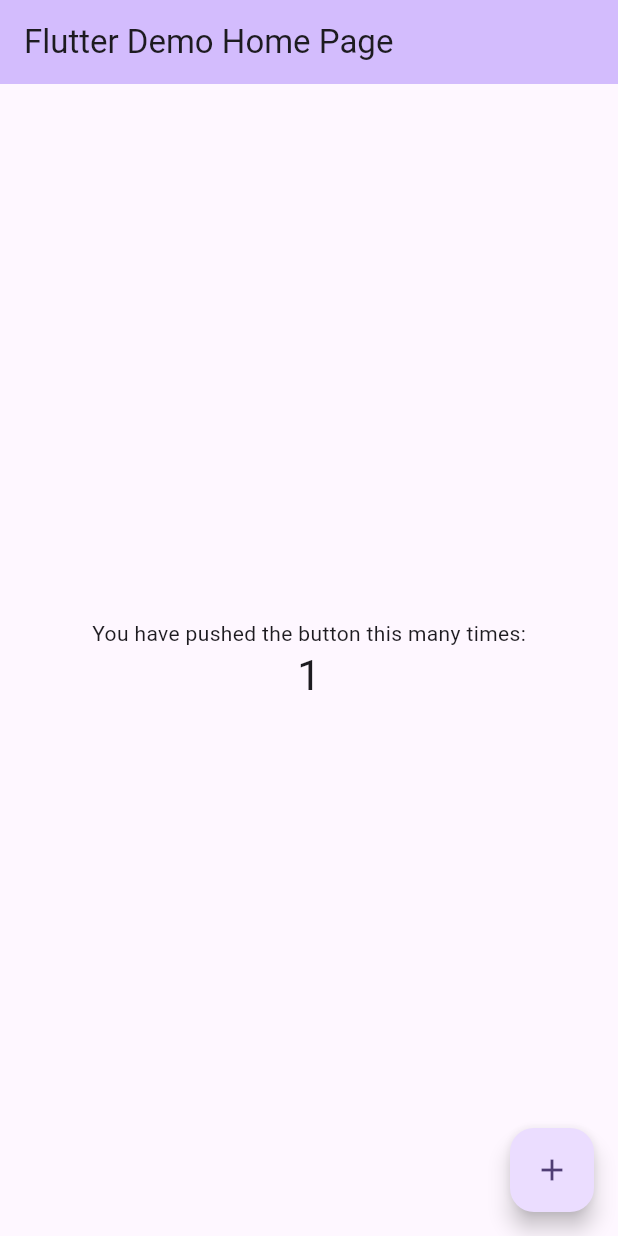
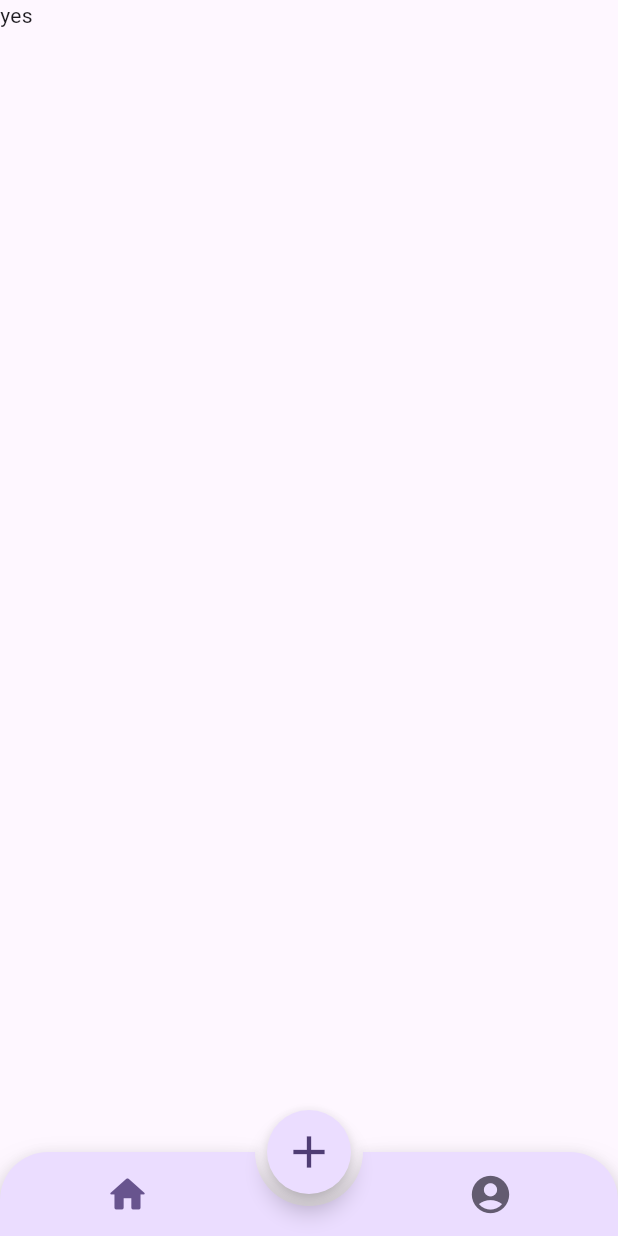
Before and after one commit to rehan-code/GH-team-23, a Flutter app: the screen it shows after launch, after a tap on the "add" icon, on a phone screen of 412 x 824 dp. Run offline on Flutter 3.47's test engine with Material 2 defaults, Android fonts, the phone set to English and light mode, and no system bars; drawn by our look-alikes of animated_bottom_navigation_bar; our stand-ins replace auto_size_text.

Commit message:
login/signup/home screen
Co-authored-by: farazsaudagar <farazsaudagar@users.noreply.github.com>

```diff
--- a/lib/main.dart
+++ b/lib/main.dart
@@ -1,4 +1,7 @@
 import 'package:flutter/material.dart';
+import 'package:gh_app/view/pages/assets/home_page.dart';
+import 'package:gh_app/view/pages/assets/login_page.dart';
+import 'package:gh_app/view/pages/assets/welcome_screen.dart';
 
 void main() {
   runApp(const MyApp());
@@ -29,97 +32,11 @@ class MyApp extends StatelessWidget {
         // This works for code too, not just values: Most code changes can be
         // tested with just a hot reload.
         colorScheme: ColorScheme.fromSeed(seedColor: Colors.deepPurple),
+        // colorScheme: ColorScheme.light(),
         useMaterial3: true,
       ),
-      home: const MyHomePage(title: 'Flutter Demo Home Page'),
+      debugShowCheckedModeBanner: false,
+      home: HomePage(),
     );
   }
 }
-
-class MyHomePage extends StatefulWidget {
-  const MyHomePage({super.key, required this.title});
-
-  // This widget is the home page of your application. It is stateful, meaning
-  // that it has a State object (defined below) that contains fields that affect
-  // how it looks.
-
-  // This class is the configuration for the state. It holds the values (in this
-  // case the title) provided by the parent (in this case the App widget) and
-  // used by the build method of the State. Fields in a Widget subclass are
-  // always marked "final".
-
-  final String title;
-
-  @override
-  State<MyHomePage> createState() => _MyHomePageState();
-}
-
-class _MyHomePageState extends State<MyHomePage> {
-  int _counter = 0;
-
-  void _incrementCounter() {
-    setState(() {
-      // This call to setState tells the Flutter framework that something has
-      // changed in this State, which causes it to rerun the build method below
-      // so that the display can reflect the updated values. If we changed
-      // _counter without calling setState(), then the build method would not be
-      // called again, and so nothing would appear to happen.
-      _counter++;
-    });
-  }
-
-  @override
-  Widget build(BuildContext context) {
-    // This method is rerun every time setState is called, for instance as done
-    // by the _incrementCounter method above.
-    //
-    // The Flutter framework has been optimized to make rerunning build methods
-    // fast, so that you can just rebuild anything that needs updating rather
-    // than having to individually change instances of widgets.
-    return Scaffold(
-      appBar: AppBar(
-        // TRY THIS: Try changing the color here to a specific color (to
-        // Colors.amber, perhaps?) and trigger a hot reload to see the AppBar
-        // change color while the other colors stay the same.
-        backgroundColor: Theme.of(context).colorScheme.inversePrimary,
-        // Here we take the value from the MyHomePage object that was created by
-        // the App.build method, and use it to set our appbar title.
-        title: Text(widget.title),
-      ),
-      body: Center(
-        // Center is a layout widget. It takes a single child and positions it
-        // in the middle of the parent.
-        child: Column(
-          // Column is also a layout widget. It takes a list of children and
-          // arranges them vertically. By default, it sizes itself to fit its
-          // children horizontally, and tries to be as tall as its parent.
-          //
-          // Column has various properties to control how it sizes itself and
-          // how it positions its children. Here we use mainAxisAlignment to
-          // center the children vertically; the main axis here is the vertical
-          // axis because Columns are vertical (the cross axis would be
-          // horizontal).
-          //
-          // TRY THIS: Invoke "debug painting" (choose the "Toggle Debug Paint"
-          // action in the IDE, or press "p" in the console), to see the
-          // wireframe for each widget.
-          mainAxisAlignment: MainAxisAlignment.center,
-          children: <Widget>[
-            const Text(
-              'You have pushed the button this many times:',
-            ),
-            Text(
-              '$_counter',
-              style: Theme.of(context).textTheme.headlineMedium,
-            ),
-          ],
-        ),
-      ),
-      floatingActionButton: FloatingActionButton(
-        onPressed: _incrementCounter,
-        tooltip: 'Increment',
-        child: const Icon(Icons.add),
-      ), // This trailing comma makes auto-formatting nicer for build methods.
-    );
-  }
-}
--- /dev/null
+++ b/lib/view/pages/assets/home_page.dart
@@ -0,0 +1,245 @@
+import 'package:animated_bottom_navigation_bar/animated_bottom_navigation_bar.dart';
+import 'package:flutter/material.dart';
+import 'package:auto_size_text/auto_size_text.dart';
+import 'package:flutter/rendering.dart';
+
+class HomePage extends StatefulWidget {
+  const HomePage({super.key});
+
+  @override
+  State<HomePage> createState() => _HomePageState();
+}
+
+class _HomePageState extends State<HomePage> with TickerProviderStateMixin {
+  final autoSizeGroup = AutoSizeGroup();
+  var _bottomNavIndex = 0; //default index of a first screen
+
+  late AnimationController _fabAnimationController;
+  late AnimationController _borderRadiusAnimationController;
+  late Animation<double> fabAnimation;
+  late Animation<double> borderRadiusAnimation;
+  late CurvedAnimation fabCurve;
+  late CurvedAnimation borderRadiusCurve;
+  late AnimationController _hideBottomBarAnimationController;
+
+  final iconList = <IconData>[Icons.home_rounded, Icons.account_circle_rounded];
+
+  @override
+  void initState() {
+    super.initState();
+
+    _fabAnimationController = AnimationController(
+      duration: Duration(milliseconds: 500),
+      vsync: this,
+    );
+    _borderRadiusAnimationController = AnimationController(
+      duration: Duration(milliseconds: 500),
+      vsync: this,
+    );
+    fabCurve = CurvedAnimation(
+      parent: _fabAnimationController,
+      curve: Interval(0.5, 1.0, curve: Curves.fastOutSlowIn),
+    );
+    borderRadiusCurve = CurvedAnimation(
+      parent: _borderRadiusAnimationController,
+      curve: Interval(0.5, 1.0, curve: Curves.fastOutSlowIn),
+    );
+
+    fabAnimation = Tween<double>(begin: 0, end: 1).animate(fabCurve);
+    borderRadiusAnimation = Tween<double>(begin: 0, end: 1).animate(
+      borderRadiusCurve,
+    );
+
+    _hideBottomBarAnimationController = AnimationController(
+      duration: Duration(milliseconds: 200),
+      vsync: this,
+    );
+
+    Future.delayed(
+      Duration(seconds: 1),
+      () => _fabAnimationController.forward(),
+    );
+    Future.delayed(
+      Duration(seconds: 1),
+      () => _borderRadiusAnimationController.forward(),
+    );
+  }
+
+  bool onScrollNotification(ScrollNotification notification) {
+    if (notification is UserScrollNotification &&
+        notification.metrics.axis == Axis.vertical) {
+      switch (notification.direction) {
+        case ScrollDirection.forward:
+          _hideBottomBarAnimationController.reverse();
+          _fabAnimationController.forward(from: 0);
+          break;
+        case ScrollDirection.reverse:
+          _hideBottomBarAnimationController.forward();
+          _fabAnimationController.reverse(from: 1);
+          break;
+        case ScrollDirection.idle:
+          break;
+      }
+    }
+    return false;
+  }
+
+  @override
+  Widget build(BuildContext context) {
+    // final colors = Theme.of(context).extension<CustomColorsTheme>()!;
+    return Scaffold(
+      extendBody: true,
+      // appBar: AppBar(
+      //   title: Text(
+      //     widget.title,
+      //     style: TextStyle(color: Colors.white),
+      //   ),
+      // ),
+      body: NotificationListener<ScrollNotification>(
+        onNotification: onScrollNotification,
+        child: NavigationScreen(iconList[_bottomNavIndex]),
+      ),
+      floatingActionButton: FloatingActionButton(
+        shape: CircleBorder(),
+        child: Icon(
+          Icons.add,
+          size: 36,
+        ),
+        onPressed: () {
+          _fabAnimationController.reset();
+          _borderRadiusAnimationController.reset();
+          _borderRadiusAnimationController.forward();
+          _fabAnimationController.forward();
+        },
+      ),
+      floatingActionButtonLocation: FloatingActionButtonLocation.centerDocked,
+      bottomNavigationBar: AnimatedBottomNavigationBar.builder(
+        itemCount: iconList.length,
+        tabBuilder: (int index, bool isActive) {
+          final color = isActive
+              ? Theme.of(context).colorScheme.primary
+              : Theme.of(context).colorScheme.secondary;
+          return Column(
+            mainAxisSize: MainAxisSize.min,
+            mainAxisAlignment: MainAxisAlignment.center,
+            children: [
+              Icon(
+                iconList[index],
+                size: 30,
+                color: color,
+              ),
+              // const SizedBox(height: 4),
+              // Padding(
+              //   padding: const EdgeInsets.symmetric(horizontal: 8),
+              //   child: AutoSizeText(
+              //     "brightness $index",
+              //     maxLines: 1,
+              //     style: TextStyle(color: color),
+              //     group: autoSizeGroup,
+              //   ),
+              // )
+            ],
+          );
+        },
+        backgroundColor: Theme.of(context).colorScheme.primaryContainer,
+        activeIndex: _bottomNavIndex,
+        splashColor: Theme.of(context).colorScheme.primary,
+        // notchAndCornersAnimation: borderRadiusAnimation,
+        splashSpeedInMilliseconds: 300,
+        notchSmoothness: NotchSmoothness.defaultEdge,
+        gapLocation: GapLocation.center,
+        leftCornerRadius: 32,
+        rightCornerRadius: 32,
+        onTap: (index) => setState(() => _bottomNavIndex = index),
+        hideAnimationController: _hideBottomBarAnimationController,
+        shadow: BoxShadow(
+          offset: Offset(0, 1),
+          blurRadius: 12,
+          spreadRadius: 0.5,
+          color: Theme.of(context).colorScheme.primaryContainer,
+        ),
+      ),
+    );
+  }
+}
+
+class NavigationScreen extends StatefulWidget {
+  final IconData iconData;
+
+  NavigationScreen(this.iconData) : super();
+
+  @override
+  _NavigationScreenState createState() => _NavigationScreenState();
+}
+
+class _NavigationScreenState extends State<NavigationScreen>
+    with TickerProviderStateMixin {
+  late AnimationController _controller;
+  late Animation<double> animation;
+
+  @override
+  void didUpdateWidget(NavigationScreen oldWidget) {
+    super.didUpdateWidget(oldWidget);
+    if (oldWidget.iconData != widget.iconData) {
+      _startAnimation();
+    }
+  }
+
+  @override
+  void initState() {
+    _controller = AnimationController(
+      vsync: this,
+      duration: Duration(milliseconds: 1000),
+    );
+    animation = CurvedAnimation(
+      parent: _controller,
+      curve: Curves.easeIn,
+    );
+    _controller.forward();
+    super.initState();
+  }
+
+  _startAnimation() {
+    _controller = AnimationController(
+      vsync: this,
+      duration: Duration(milliseconds: 1000),
+    );
+    animation = CurvedAnimation(
+      parent: _controller,
+      curve: Curves.easeIn,
+    );
+    _controller.forward();
+  }
+
+  @override
+  void dispose() {
+    _controller.dispose();
+    super.dispose();
+  }
+
+  @override
+  Widget build(BuildContext context) {
+    // final colors = Theme.of(context).extension<CustomColorsTheme>()!;
+    return Container(
+      color: Theme.of(context).colorScheme.background,
+      child: Text('yes'),
+      // child: ListView(
+      //   children: [
+      //     SizedBox(height: 64),
+      //     Center(
+      //       child: CircularRevealAnimation(
+      //         animation: animation,
+      //         centerOffset: Offset(80, 80),
+      //         maxRadius: MediaQuery.of(context).size.longestSide * 1.1,
+      //         child: Icon(
+      //           widget.iconData,
+      //           color: Theme.of(context).colorScheme.primary,
+      //           size: 160,
+      //         ),
+      //       ),
+      //     ),
+      //   ],
+      // ),
+    );
+  }
+}
```
Also changed, not shown: lib/core/constants.dart (added, +19 -0 lines), lib/view/pages/assets/login_page.dart (added, +81 -0 lines), lib/view/pages/assets/post_page.dart (added, +15 -0 lines), lib/view/pages/assets/signup_page.dart (added, +193 -0 lines), lib/view/pages/assets/welcome_screen.dart (added, +51 -0 lines), pubspec.yaml (+4 -4 lines), lib/assets/LoginPage.dart (added), pubspec.lock.
